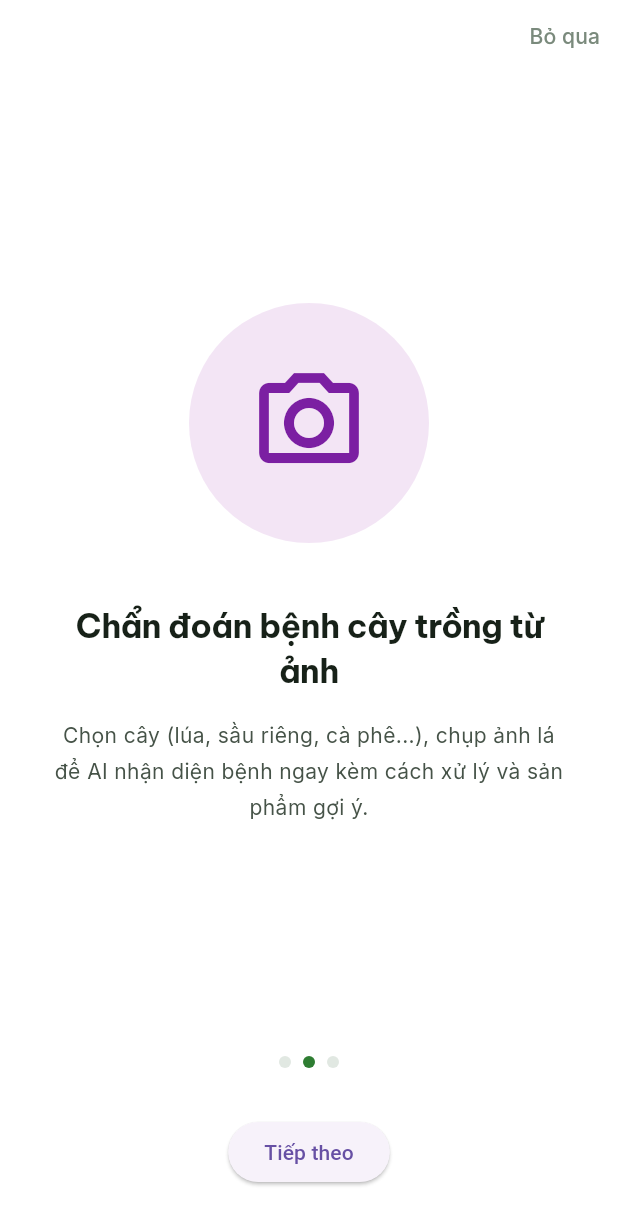
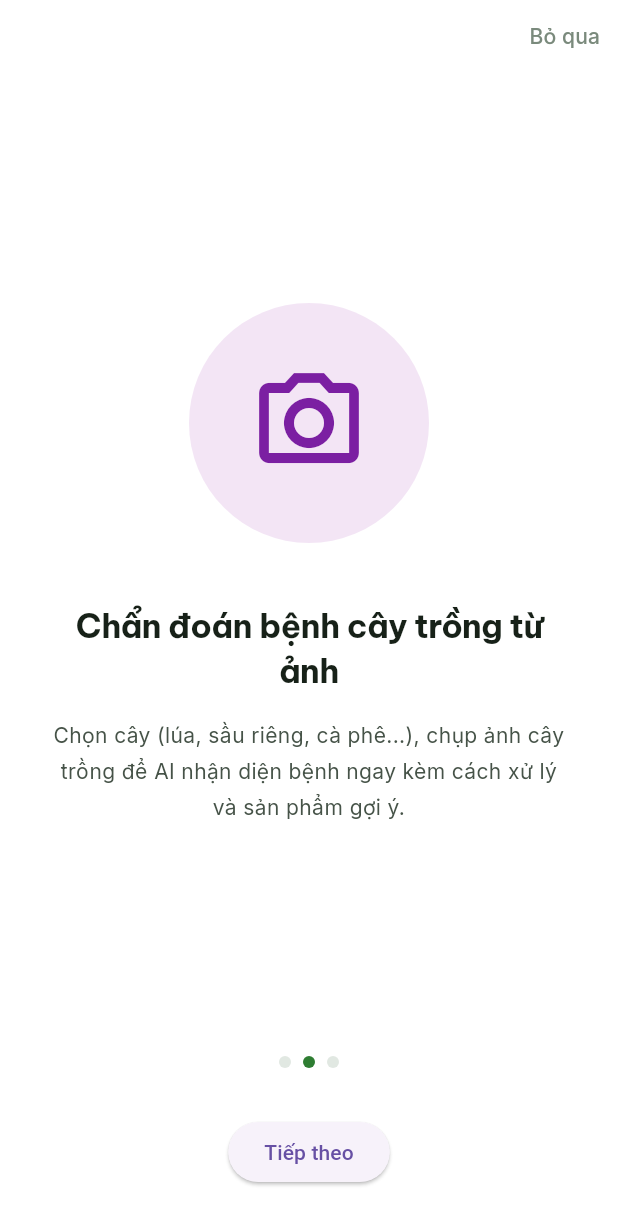
Before and after one commit to Capstone-Project-AgriSage/Farmer-Mobile, a Flutter app: the OnboardingScreen screen opened directly, swiped to page 2, on a phone screen of 412 x 824 dp. Shown: the top 1225 px of the screen. Run offline on Flutter 3.47's test engine with Material 3 defaults, Android fonts, the phone set to English and light mode, and no system bars; drawn by our look-alikes of smooth_page_indicator; our stand-ins replace cached_network_image, dio, flutter_map, flutter_riverpod, flutter_secure_storage, geocoding and 10 more; missing offline and left inert: signalr_netcore; accounts and stored records are empty.

Commit message:
fix(ai-doctor): crop-neutral photo wording "Chụp ảnh cây trồng"
Dragon fruit photos are of a branch, not a leaf. Texts that are not
about one crop no longer say "lá": the capture screen title and its
placeholder, the AI home card, the home banner and empty state, the
diagnosis history, onboarding, help and the advice search. Crop-specific
labels stay ("Chụp ảnh lá lúa", "Chụp ảnh cành thanh long").

Co-Authored-By: Claude Opus 5.5 <noreply@anthropic.com>

```diff
--- a/lib/features/advisory/screens/advisory_search_screen.dart
+++ b/lib/features/advisory/screens/advisory_search_screen.dart
@@ -228,7 +228,7 @@ class _ProblemList extends StatelessWidget {
             child: EmptyDataWidget(
               key: const Key('advisory_empty'),
               message: searching
-                  ? 'Không tìm thấy vấn đề phù hợp. Thử từ khác hoặc chụp ảnh lá để AI nhận biết bệnh.'
+                  ? 'Không tìm thấy vấn đề phù hợp. Thử từ khác hoặc chụp ảnh cây trồng để AI nhận biết bệnh.'
                   : crop != null
                       ? 'Cửa hàng chưa có vấn đề nào cho cây ${Crops.label(crop).toLowerCase()}. Chọn "Mọi cây" hoặc hỏi cửa hàng.'
                       : 'Cửa hàng chưa có danh sách vấn đề.',
@@ -242,7 +242,7 @@ class _ProblemList extends StatelessWidget {
   }
 }
 
-/// Chưa biết bệnh gì: sang chụp ảnh lá (AI nhận biết rồi nối sang tư vấn).
+/// Chưa biết bệnh gì: sang chụp ảnh cây trồng (AI nhận biết rồi nối sang tư vấn).
 class _PhotoShortcut extends StatelessWidget {
   const _PhotoShortcut();
 
@@ -267,7 +267,7 @@ class _PhotoShortcut extends StatelessWidget {
                   children: [
                     Text('Chưa biết cây bị gì?',
                         style: AppTextStyles.bodyMedium.copyWith(fontWeight: FontWeight.w700, color: AppColors.primaryDark)),
-                    Text('Chụp ảnh lá bệnh để AI nhận biết rồi gợi ý thuốc.',
+                    Text('Chụp ảnh cây trồng để AI nhận biết bệnh rồi gợi ý thuốc.',
                         style: AppTextStyles.bodySmall.copyWith(color: AppColors.primaryDark)),
                   ],
                 ),
--- a/lib/features/ai_doctor/data/diagnosis_repository.dart
+++ b/lib/features/ai_doctor/data/diagnosis_repository.dart
@@ -103,7 +103,7 @@ class ImagePickerPhotoPicker implements PhotoPicker {
   }
 }
 
-/// Chẩn đoán bệnh cây trồng qua ảnh (`/api/me/diagnosis-cases`): chọn cây trước, rồi gửi ảnh lá của cây đó.
+/// Chẩn đoán bệnh cây trồng qua ảnh (`/api/me/diagnosis-cases`): chọn cây trước, rồi gửi ảnh lá (thanh long: cành) của cây đó.
 class DiagnosisRepository {
   DiagnosisRepository(this._dio);
 
@@ -148,7 +148,7 @@ class DiagnosisRepository {
         ];
       });
 
-  /// Gửi ảnh lá của cây [cropType]. Server lưu ảnh, chạy AI (chỉ chọn trong các bệnh của cây đó) rồi trả ca đã có
+  /// Gửi ảnh lá (thanh long: cành) của cây [cropType]. Server lưu ảnh, chạy AI (chỉ chọn trong các bệnh của cây đó) rồi trả ca đã có
   /// kết quả (AI_COMPLETED) hoặc FAILED (thử lại sau). Có thể mất vài giây nên dùng timeout dài.
   Future<DiagnosisCase> create({required PickedPhoto photo, String? note, String? cropType}) => apiCall(
         () async {
--- a/lib/features/ai_doctor/screens/ai_scan_home_screen.dart
+++ b/lib/features/ai_doctor/screens/ai_scan_home_screen.dart
@@ -128,11 +128,11 @@ class AiScanHomeScreen extends ConsumerWidget {
                             size: 40, color: Colors.white),
                       ),
                       const SizedBox(height: 16),
-                      Text('Chụp ảnh lá cây trồng',
+                      Text('Chụp ảnh cây trồng',
                           textAlign: TextAlign.center,
                           style: AppTextStyles.h3.copyWith(color: Colors.white)),
                       const SizedBox(height: 6),
-                      Text('Chọn cây rồi chụp lá: AI cho biết bệnh và cách xử lý ngay',
+                      Text('Chọn cây rồi chụp chỗ bị bệnh: AI cho biết bệnh và cách xử lý ngay',
                           textAlign: TextAlign.center,
                           style: AppTextStyles.bodySmall.copyWith(color: Colors.white70)),
                       const SizedBox(height: 18),
--- a/lib/features/ai_doctor/screens/diagnose_history_screen.dart
+++ b/lib/features/ai_doctor/screens/diagnose_history_screen.dart
@@ -133,10 +133,10 @@ class _DiagnoseHistoryScreenState extends ConsumerState<DiagnoseHistoryScreen> {
               height: 400,
               child: EmptyDataWidget(
                 message: state.status == null
-                    ? 'Chưa có lịch sử khám cây.\nChụp ảnh lá cây để bắt đầu.'
+                    ? 'Chưa có lịch sử khám cây.\nChụp ảnh cây trồng để bắt đầu.'
                     : 'Không có ca "${DiagnosisStatus.label(state.status)}".',
                 fallbackIcon: Icons.search_off,
-                actionText: state.status == null ? 'Chụp ảnh lá cây' : null,
+                actionText: state.status == null ? 'Chụp ảnh cây trồng' : null,
                 onActionPressed:
                     state.status == null ? () => context.push(AppRoutes.imageCapture) : null,
               ),
--- a/lib/features/ai_doctor/screens/image_capture_screen.dart
+++ b/lib/features/ai_doctor/screens/image_capture_screen.dart
@@ -13,7 +13,7 @@ import '../providers/diagnosis_providers.dart';
 import '../widgets/crop_choice_card.dart';
 import '../../home/providers/home_providers.dart';
 
-/// Chọn cây trồng, chụp hoặc chọn ảnh lá của cây đó, thêm ghi chú rồi gửi cho AI phân tích. Biết cây trước giúp AI
+/// Chọn cây trồng, chụp hoặc chọn ảnh lá (thanh long: cành) của cây đó, thêm ghi chú rồi gửi cho AI phân tích. Biết cây trước giúp AI
 /// chỉ chọn trong các bệnh của cây đó (AI_DIAGNOSIS.md 2.2).
 class ImageCaptureScreen extends ConsumerStatefulWidget {
   const ImageCaptureScreen({super.key});
@@ -135,7 +135,7 @@ class _ImageCaptureScreenState extends ConsumerState<ImageCaptureScreen> {
     return Scaffold(
       backgroundColor: AppColors.surfaceSubtle,
       appBar: AppBar(
-        title: const Text('Chụp ảnh lá cây'),
+        title: const Text('Chụp ảnh cây trồng'),
         backgroundColor: AppColors.surface,
         surfaceTintColor: Colors.transparent,
         scrolledUnderElevation: 0,
@@ -166,7 +166,7 @@ class _ImageCaptureScreenState extends ConsumerState<ImageCaptureScreen> {
                   const SizedBox(height: 20),
                   _StepTitle(
                       number: '2',
-                      text: crop == null ? 'Chụp ảnh lá cây' : 'Chụp ảnh ${Crops.leafOf(crop)}'),
+                      text: crop == null ? 'Chụp ảnh cây trồng' : 'Chụp ảnh ${Crops.leafOf(crop)}'),
                   const SizedBox(height: 10),
                   GestureDetector(
                     key: const Key('cap_preview'),
@@ -265,7 +265,7 @@ class _ImageCaptureScreenState extends ConsumerState<ImageCaptureScreen> {
                                       size: 34, color: AppColors.primary),
                                 ),
                                 const SizedBox(height: 16),
-                                Text(crop == null ? 'Chạm để chụp ảnh lá cây' : 'Chạm để chụp ảnh ${Crops.leafOf(crop)}',
+                                Text(crop == null ? 'Chạm để chụp ảnh cây trồng' : 'Chạm để chụp ảnh ${Crops.leafOf(crop)}',
                                     key: const Key('cap_preview_hint'),
                                     textAlign: TextAlign.center,
                                     style: AppTextStyles.bodyMedium
--- a/lib/features/auth/screens/onboarding_screen.dart
+++ b/lib/features/auth/screens/onboarding_screen.dart
@@ -38,7 +38,7 @@ class _OnboardingScreenState extends State<OnboardingScreen> {
       iconColor: Color(0xFF7B1FA2),
       title: 'Chẩn đoán bệnh cây trồng từ ảnh',
       description:
-          'Chọn cây (lúa, sầu riêng, cà phê...), chụp ảnh lá để AI nhận diện bệnh ngay kèm cách xử lý và sản phẩm gợi ý.',
+          'Chọn cây (lúa, sầu riêng, cà phê...), chụp ảnh cây trồng để AI nhận diện bệnh ngay kèm cách xử lý và sản phẩm gợi ý.',
     ),
     _OnboardingSlide(
       icon: Icons.account_balance_wallet_outlined,
--- a/lib/features/home/screens/home_screen.dart
+++ b/lib/features/home/screens/home_screen.dart
@@ -412,7 +412,7 @@ class _AiCard extends StatelessWidget {
                         style: AppTextStyles.h3.copyWith(color: AppColors.primaryDark)),
                     const SizedBox(height: 4),
                     Text(
-                      'Chọn cây, chụp ảnh lá: AI cho biết bệnh và cách xử lý ngay; cửa hàng tư vấn thêm khi cần.',
+                      'Chọn cây, chụp ảnh chỗ bị bệnh: AI cho biết bệnh và cách xử lý ngay; cửa hàng tư vấn thêm khi cần.',
                       style: AppTextStyles.bodySmall
                           .copyWith(color: AppColors.textSecondary, fontSize: 13),
                     ),
@@ -750,13 +750,13 @@ class _DiagnosisSection extends ConsumerWidget {
                 ? _InlineEmpty(
                     key: const Key('home_diag_none'),
                     icon: Icons.photo_camera_outlined,
-                    message: 'Bạn chưa gửi ảnh lá cây nào để AI chẩn đoán.',
+                    message: 'Bạn chưa gửi ảnh cây trồng nào để AI chẩn đoán.',
                     button: OutlinedButton.icon(
                       key: const Key('home_diag_start'),
                       onPressed: () => context.push(AppRoutes.imageCapture),
                       style: _softButtonStyle(),
                       icon: const Icon(Icons.camera_alt_outlined),
-                      label: const Text('Chụp ảnh lá cây'),
+                      label: const Text('Chụp ảnh cây trồng'),
                     ),
                   )
                 : _DiagnosisBody(summary: c),
--- a/lib/features/profile/screens/help_support_screen.dart
+++ b/lib/features/profile/screens/help_support_screen.dart
@@ -31,7 +31,7 @@ class HelpSupportScreen extends StatelessWidget {
     ),
     (
       'Chẩn đoán bệnh cây trồng hoạt động thế nào?',
-      'Bạn chọn cây rồi gửi ảnh lá, AI phân tích và cho kết quả ngay: bệnh, cách xử lý và sản phẩm gợi ý khi AI chắc chắn. '
+      'Bạn chọn cây rồi gửi ảnh cây trồng, AI phân tích và cho kết quả ngay: bệnh, cách xử lý và sản phẩm gợi ý khi AI chắc chắn. '
           'Khi AI chưa chắc, bạn được khuyên chụp lại hoặc hỏi cửa hàng. Các ca đã gửi nằm trong "Lịch sử khám cây". '
           'Kết quả chỉ mang tính tham khảo, hãy hỏi thêm cửa hàng trước khi dùng thuốc.',
     ),
```
Also changed, not shown: 2 other files.
